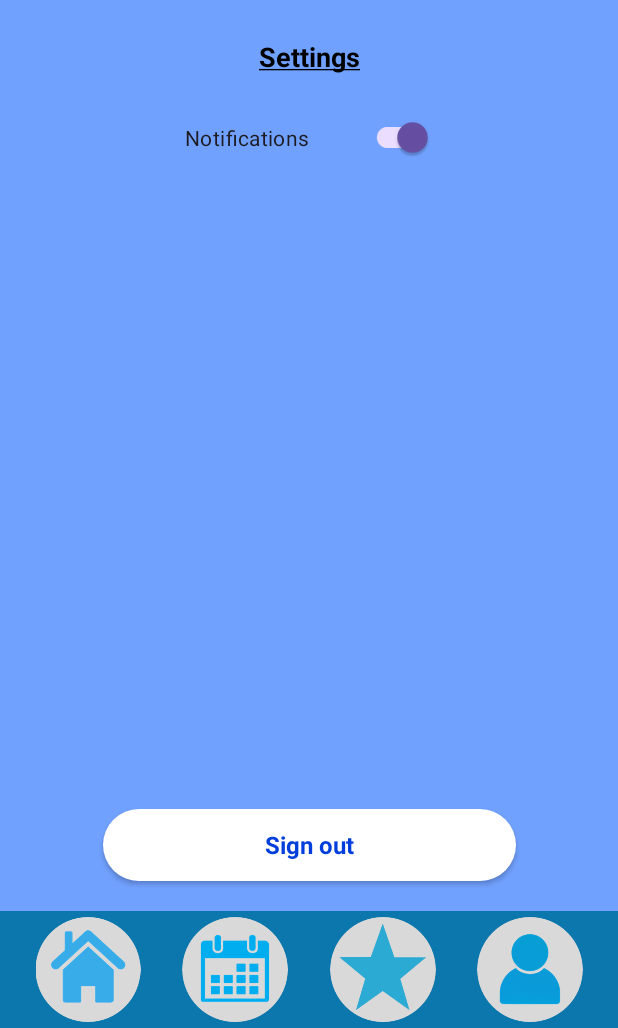
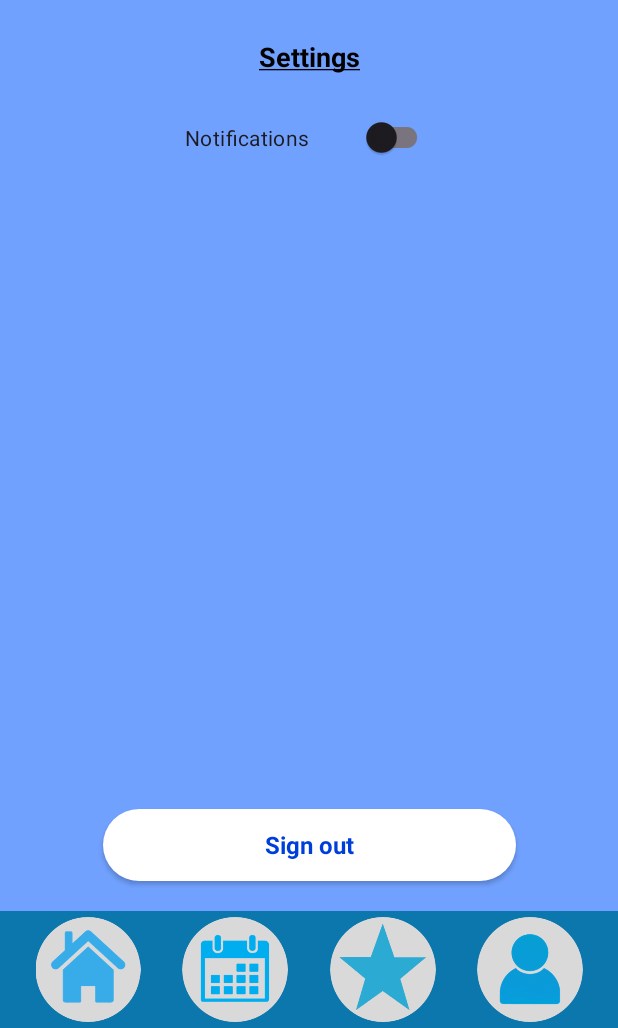
Before and after one commit to elij35/CaptainsCatch, an Android app: the Settings screen opened directly, with no data from a screen before it, on a phone screen of 412 x 824 dp, the part 208-1236 px from its top. Run offline under Robolectric (Android 15) with nearby library versions, the phone set to English and light mode, and no system bars.

Commit message:
Removed imports

```diff
--- a/app/src/main/java/com/example/comp2000restaurantapp/storage.java
+++ b/app/src/main/java/com/example/comp2000restaurantapp/storage.java
@@ -4,9 +4,6 @@ import android.content.Context;
 
 import com.fasterxml.jackson.databind.JsonNode;
 import com.fasterxml.jackson.databind.ObjectMapper;
-
-import org.json.JSONException;
-import org.json.JSONObject;
 
 import java.io.FileOutputStream;
 import java.io.IOException;
--- a/app/src/main/res/layout/settings.xml
+++ b/app/src/main/res/layout/settings.xml
@@ -50,7 +50,6 @@
         android:layout_width="165dp"
         android:layout_height="43dp"
         android:layout_marginTop="20dp"
-        android:checked="true"
         android:minHeight="48dp"
         android:text="@string/notifications"
         app:layout_constraintEnd_toEndOf="parent"
```
